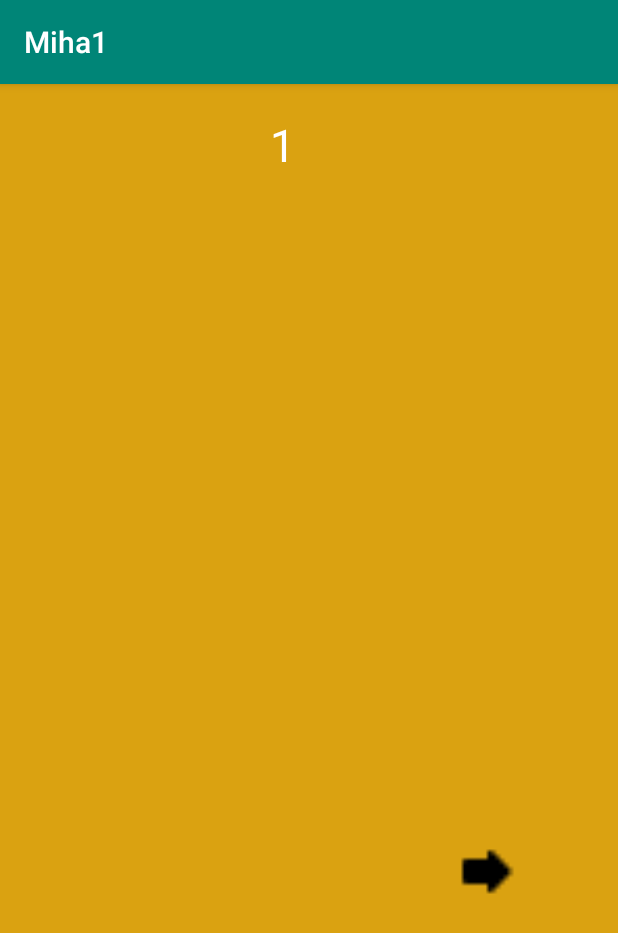
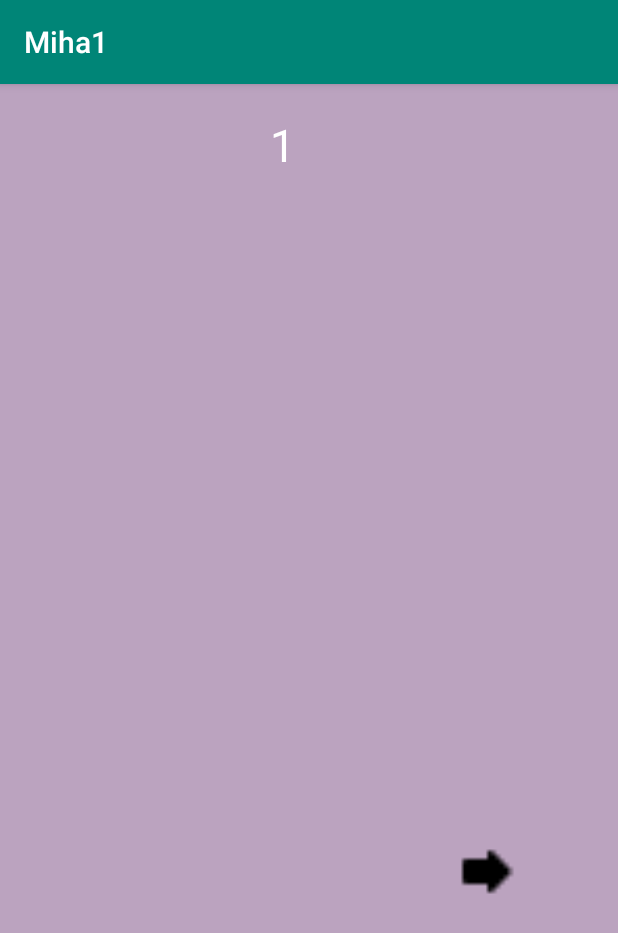
Before and after one commit to CYBERSAMURA1/stfu, an Android app: the screen it shows after launch (MainActivity), on a phone screen of 412 x 824 dp. Shown: the top 933 px of the screen. Run offline under Robolectric (Android 15) with nearby library versions, the phone set to English and light mode, and no system bars.

Commit message:
осталось одно активити, цвета меняются рандомно

```diff
--- a/app/src/main/AndroidManifest.xml
+++ b/app/src/main/AndroidManifest.xml
@@ -9,12 +9,6 @@
         android:roundIcon="@mipmap/ic_launcher_round"
         android:supportsRtl="true"
         android:theme="@style/AppTheme">
-        <activity android:name=".Activity3"></activity>
-        <activity android:name=".Activity7" />
-        <activity android:name=".Activity6" />
-        <activity android:name=".Activity5" />
-        <activity android:name=".Activity4" />
-        <activity android:name=".Activity2" />
         <activity android:name=".MainActivity">
             <intent-filter>
                 <action android:name="android.intent.action.MAIN" />
--- a/app/src/main/java/com/example/miha1/MainActivity.java
+++ b/app/src/main/java/com/example/miha1/MainActivity.java
@@ -1,6 +1,8 @@
 package com.example.miha1;
 
+import android.annotation.SuppressLint;
 import android.content.Intent;
+import android.graphics.Color;
 import android.support.v7.app.AppCompatActivity;
 import android.os.Bundle;
 import android.view.View;
@@ -8,32 +10,88 @@ import android.widget.ImageButton;
 import android.widget.RelativeLayout;
 import android.widget.TextView;
 
+import java.util.Random;
+
+
 public class MainActivity extends AppCompatActivity {
 
-    ImageButton btnNextPage;
+    String KEY_NUMBER = "number";
 
+    ImageButton btnNextPage, btnPrevPage;
+
+    TextView pageNumber;
+
+    RelativeLayout background;
+
+    int a = 1;
+
+    @SuppressLint("DefaultLocale")
     @Override
     protected void onCreate(Bundle savedInstanceState) {
         super.onCreate(savedInstanceState);
         setContentView(R.layout.activity_main);
-        btnNextPage = (ImageButton) findViewById(R.id.next);
 
-        TextView number = (TextView)findViewById(R.id.number);
-        number.setText("1");
+        btnNextPage = findViewById(R.id.next);
+        btnPrevPage = findViewById(R.id.prev);
 
-        RelativeLayout background = (RelativeLayout)findViewById(R.id.background);
-        background.setBackgroundColor(getResources().getColor(R.color.frst));
-
-        ImageButton btnPrevPage =(ImageButton)findViewById(R.id.prev);
-        btnPrevPage.setVisibility(View.INVISIBLE);
+        pageNumber = (TextView) findViewById(R.id.number);
 
 
-        btnNextPage.setOnClickListener(new View.OnClickListener(){
+        final int keyNumber = getIntent().getIntExtra(KEY_NUMBER, 1); //здесь ты должен тоже получить инт по ключу KEY_NUMBER
+        //это значение будет в том случае если  getIntent().getIntExtra(KEY_NUMBER,1) будет нулл , тоесть при первом запуске активити будет нулл
+        // тк мы еще никуда не нажимали чтоб получать даннык
+        a = keyNumber;
+
+        pageNumber.setText(String.format("%d", keyNumber));
+
+//теперь тебе надо получить данные по ключу ключ у тебя "number" - это константа лучше вынеси ее
+
+//       name  - String
+
+
+        background = findViewById(R.id.background);
+        background.setBackgroundColor(getRandBackgroundColor());
+
+        if (keyNumber == 1) {
+            btnPrevPage.setVisibility(View.INVISIBLE);
+        }
+
+        if (keyNumber == 7) {
+            btnNextPage.setVisibility(View.INVISIBLE);
+        }
+
+        btnNextPage.setOnClickListener(new View.OnClickListener() {
+
             @Override
-            public void onClick(View v){
-                Intent intent = new Intent(MainActivity.this,Activity2.class);
-                startActivity(intent);
+            public void onClick(View v) {
+                if (keyNumber <= 6) {
+                    Intent intent = new Intent(MainActivity.this, MainActivity.class);
+                    intent.putExtra(KEY_NUMBER, a + 1);//вот здесь ты ложишь в интент значение а+1 - эот интейджр
+                    startActivity(intent);
+                }
+
+            }
+        });
+
+        btnPrevPage.setOnClickListener(new View.OnClickListener() {
+            @Override
+            public void onClick(View v) {
+                finish();
             }
         });
     }
+
+    @Override
+    protected void onResume() {
+        super.onResume();
+        background.setBackgroundColor(getRandBackgroundColor());
+    }
+
+
+    private int getRandBackgroundColor() {
+        Random rnd = new Random();
+        int color = Color.argb(255, rnd.nextInt(256), rnd.nextInt(256), rnd.nextInt(256));
+
+        return color;
+    }
 }
--- a/app/src/main/res/values/colors.xml
+++ b/app/src/main/res/values/colors.xml
@@ -12,4 +12,9 @@
     <color name="sxth">#f12739</color>
     <color name="svnth">#002a11</color>
 
+    <array name="colors">
+        <item>
+            <color>#123</color>
+        </item>
+    </array>
 </resources>
--- a/app/src/main/res/values/strings.xml
+++ b/app/src/main/res/values/strings.xml
@@ -1,3 +1,4 @@
 <resources>
     <string name="app_name">Miha1</string>
+    <string name="a">1</string>
 </resources>
```
Also changed, not shown: app/src/main/java/com/example/miha1/Activity2.java (deleted, +0 -47 lines), app/src/main/java/com/example/miha1/Activity3.java (deleted, +0 -54 lines), app/src/main/java/com/example/miha1/Activity4.java (deleted, +0 -46 lines), app/src/main/java/com/example/miha1/Activity5.java (deleted, +0 -46 lines), app/src/main/java/com/example/miha1/Activity6.java (deleted, +0 -46 lines), app/src/main/java/com/example/miha1/Activity7.java (deleted, +0 -39 lines).
